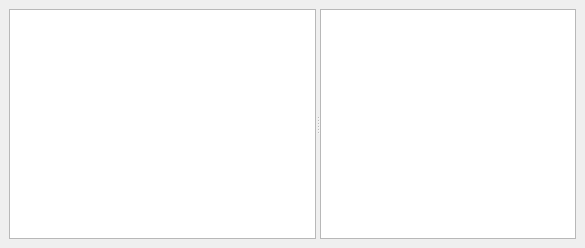
The window that src/qtgui/dockbookmarks.ui (gqrx-sdr/gqrx) describes before a commit, drawn with Qt 5.
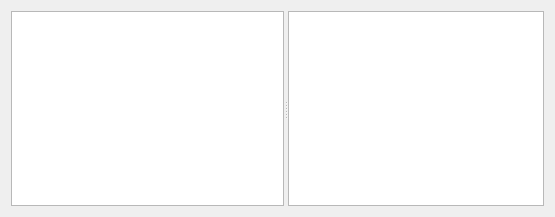
The same window after the commit. Custom widgets are drawn as their Qt base class.

Diff of the .ui file:
```diff
--- a/src/qtgui/dockbookmarks.ui
+++ b/src/qtgui/dockbookmarks.ui
@@ -1,34 +1,26 @@
 <?xml version="1.0" encoding="UTF-8"?>
 <ui version="4.0">
  <class>DockBookmarks</class>
- <widget class="QDockWidget" name="DockBookmarks">
+ <widget class="QFrame" name="DockBookmarks">
   <property name="geometry">
    <rect>
     <x>0</x>
     <y>0</y>
-    <width>585</width>
-    <height>248</height>
+    <width>555</width>
+    <height>217</height>
    </rect>
   </property>
-  <property name="sizePolicy">
-   <sizepolicy hsizetype="Preferred" vsizetype="MinimumExpanding">
-    <horstretch>200</horstretch>
-    <verstretch>0</verstretch>
-   </sizepolicy>
-  </property>
   <property name="minimumSize">
    <size>
     <width>322</width>
     <height>117</height>
    </size>
   </property>
-  <property name="allowedAreas">
-   <set>Qt::AllDockWidgetAreas</set>
-  </property>
   <property name="windowTitle">
    <string>Bookmarks</string>
   </property>
-  <widget class="QWidget" name="dockWidgetContents">
+  <layout class="QVBoxLayout" name="verticalLayout">
+   <item>
    <layout class="QGridLayout" name="gridLayout">
     <item row="0" column="0">
      <widget class="QSplitter" name="splitter">
@@ -101,12 +93,12 @@
        <attribute name="horizontalHeaderVisible">
         <bool>false</bool>
        </attribute>
-       <attribute name="horizontalHeaderDefaultSectionSize">
-        <number>30</number>
-       </attribute>
        <attribute name="horizontalHeaderMinimumSectionSize">
         <number>18</number>
        </attribute>
+        <attribute name="horizontalHeaderDefaultSectionSize">
+         <number>30</number>
+        </attribute>
        <attribute name="horizontalHeaderStretchLastSection">
         <bool>true</bool>
        </attribute>
@@ -119,7 +111,8 @@
      </widget>
     </item>
    </layout>
-  </widget>
+   </item>
+  </layout>
  </widget>
  <customwidgets>
   <customwidget>
```
Lines whose indentation alone changed are shown as unchanged.
